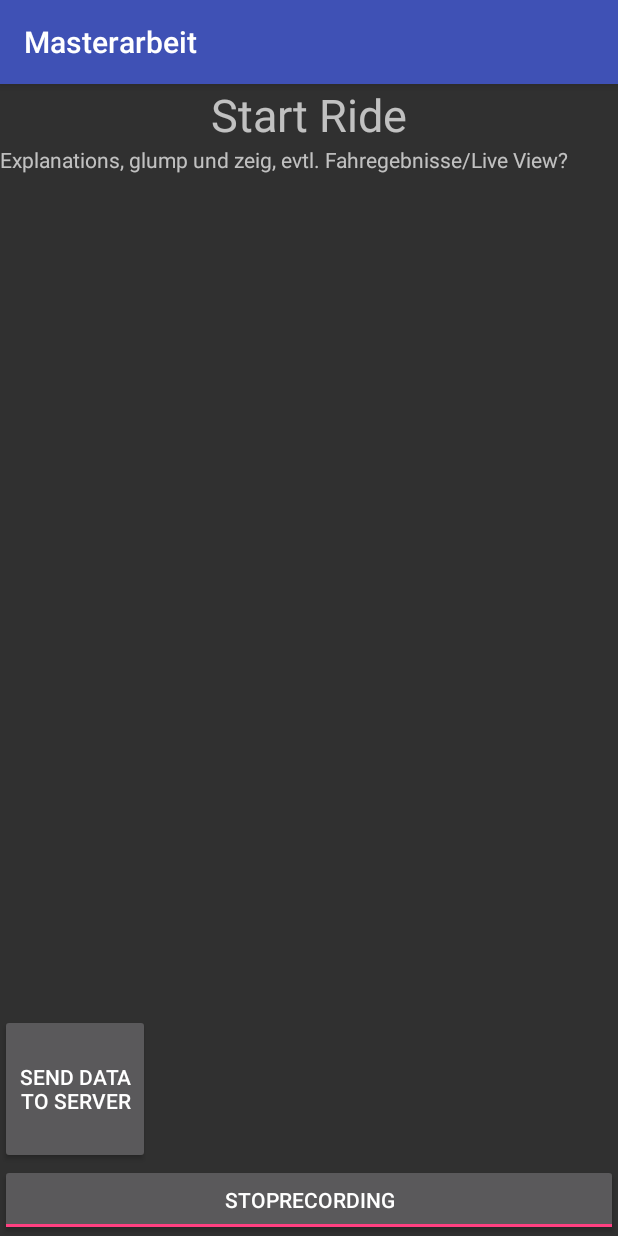
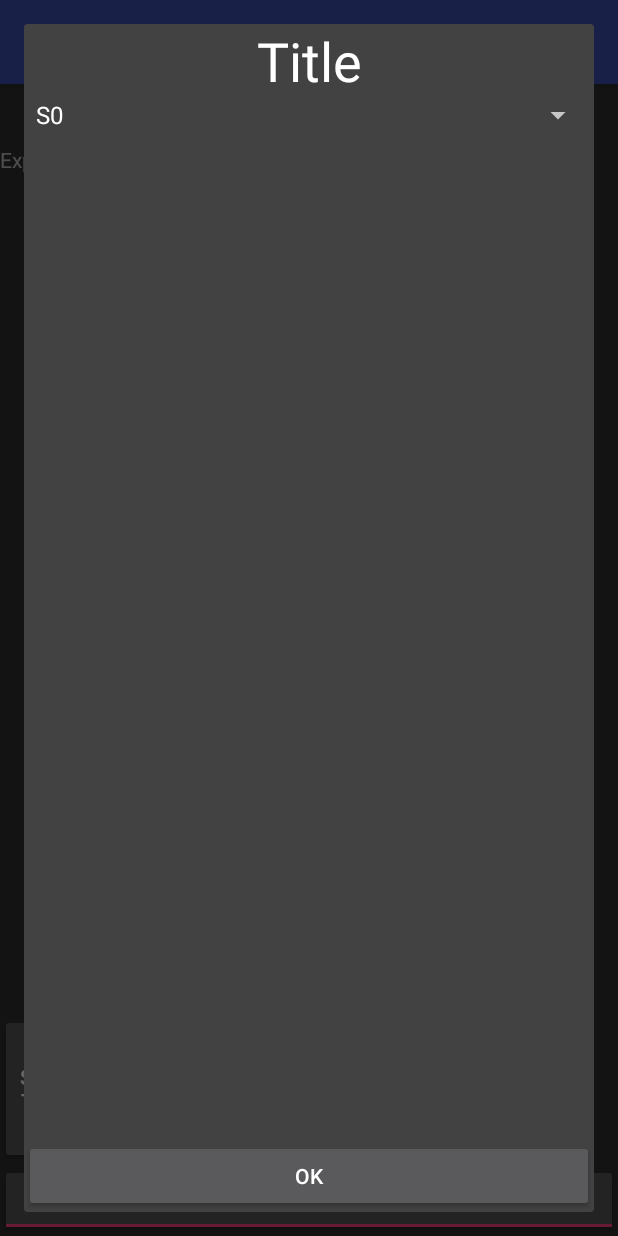
Before and after one commit to gitarreiro/Masterarbeit, an Android app: the StartRideActivity screen opened directly, with no data from a screen before it, after a tap on "START RECORDING", on a phone screen of 412 x 824 dp. Run offline under Robolectric (Android 15) with nearby library versions, the phone set to English and light mode, and no system bars; our stand-ins replace Shimmer; libraries missing offline, so code that uses them is left out: com.shimmerresearch.android; 1 statement that could not run was skipped.

Commit message:
Exception Handler, Dialog fast eingebaut

```diff
--- a/app/src/main/java/bayern/mimo/masterarbeit/SendToServerTask.java
+++ b/app/src/main/java/bayern/mimo/masterarbeit/SendToServerTask.java
@@ -35,10 +35,8 @@ import bayern.mimo.masterarbeit.listener.OnButtonSendDataToServerClickListener;
 
 public class SendToServerTask extends AsyncTask<String, Void, String> {
 
-    private OnButtonSendDataToServerClickListener caller;
+    public SendToServerTask(){
 
-    public SendToServerTask(OnButtonSendDataToServerClickListener caller){
-        this.caller = caller;
     }
 
     @Override
--- a/app/src/main/java/bayern/mimo/masterarbeit/activity/StartRideActivity.java
+++ b/app/src/main/java/bayern/mimo/masterarbeit/activity/StartRideActivity.java
@@ -6,6 +6,7 @@ import android.widget.Button;
 import android.widget.ToggleButton;
 
 import bayern.mimo.masterarbeit.R;
+import bayern.mimo.masterarbeit.exception.MAExceptionHandler;
 import bayern.mimo.masterarbeit.listener.OnButtonSendDataToServerClickListener;
 import bayern.mimo.masterarbeit.listener.OnButtonStartStopRecordingClickListener;
 
@@ -21,18 +22,28 @@ public class StartRideActivity extends AppCompatActivity {
         super.onCreate(savedInstanceState);
         setContentView(R.layout.activity_start_ride);
 
+        if(getIntent().hasExtra("stacktrace")){
+            String exception = getIntent().getStringExtra("stacktrace");
+            System.out.println("STACKTRACE : "+exception);
+        }
+
         init();
     }
 
     private void init() {
+
+        Thread.setDefaultUncaughtExceptionHandler(new MAExceptionHandler(this,
+                StartRideActivity.class));
+
+
         ToggleButton buttonStartRecording = (ToggleButton) findViewById(R.id.buttonStartRecording);
         buttonStartRecording.setOnClickListener(new OnButtonStartStopRecordingClickListener(this));
 
 
 
         //TODO replace (wandert in eigene Activity)
-        Button buttonSendDataToServer = (Button) findViewById(R.id.buttonSendDataToServer);
-        buttonSendDataToServer.setOnClickListener(new OnButtonSendDataToServerClickListener(this));
+        //Button buttonSendDataToServer = (Button) findViewById(R.id.buttonSendDataToServer);
+        //buttonSendDataToServer.setOnClickListener(new OnButtonSendDataToServerClickListener(this));
     }
 
 
--- a/app/src/main/java/bayern/mimo/masterarbeit/common/AppSensors.java
+++ b/app/src/main/java/bayern/mimo/masterarbeit/common/AppSensors.java
@@ -23,6 +23,8 @@ public class AppSensors {
     private static Map<Shimmer, ShimmerHandler> shimmerSensors;
     private static DataRecording record;
     private static Date startTime;
+    private static String info;
+    //TODO add category choice
 
     private AppSensors() {
     }
@@ -38,13 +40,19 @@ public class AppSensors {
         shimmerSensors.put(sensor, handler);
     }
 
+    public static boolean isReadyForRecording(){
+        return isInitialized;
+    }
+
     public static void removeSensor(Shimmer sensor) {
         //TODO check if this works
         shimmerSensors.remove(sensor);
     }
 
-    public static boolean startRecording() {
+    public static boolean startRecording(String info) {
         if (!isInitialized) return false; //TODO Fehlermeldung ausgeben
+
+        AppSensors.info = info;
         for (Shimmer shimmer : shimmerSensors.keySet()) {
             shimmer.startStreaming();
         }
@@ -63,11 +71,13 @@ public class AppSensors {
         Map<Shimmer, List<ShimmerValue>> records = new HashMap<>();
         for(Shimmer key : shimmerSensors.keySet())
             records.put(key, shimmerSensors.get(key).getValues());
-        record = new DataRecording(records, startTime, new Date());
+        record = new DataRecording(info, records, startTime, new Date());
 
         DataHelper.init();
         DataHelper.addRecord(record, true);
     }
+
+
 
     public static Map<Shimmer, ShimmerHandler> getShimmerValues() {
         return shimmerSensors;
--- a/app/src/main/java/bayern/mimo/masterarbeit/data/DataHelper.java
+++ b/app/src/main/java/bayern/mimo/masterarbeit/data/DataHelper.java
@@ -35,7 +35,7 @@ public class DataHelper {
     public static List<DataRecording> getDataRecordings() {
 
         if(DEBUG){
-            DataRecording record = new DataRecording(new HashMap<Shimmer, List<ShimmerValue>>(), new Date(), new Date());
+            DataRecording record = new DataRecording("Test", new HashMap<Shimmer, List<ShimmerValue>>(), new Date(), new Date());
             List<DataRecording> tmpRecords = new ArrayList<>();
             tmpRecords.add(record);
             return tmpRecords;
--- /dev/null
+++ b/app/src/main/java/bayern/mimo/masterarbeit/exception/MAExceptionHandler.java
@@ -0,0 +1,44 @@
+package bayern.mimo.masterarbeit.exception;
+
+import android.content.Context;
+import android.content.Intent;
+
+import android.os.Process;
+
+import java.io.PrintWriter;
+import java.io.StringWriter;
+
+
+/**
+ * Created by MiMo on 02.04.2017.
+ */
+
+public class MAExceptionHandler implements java.lang.Thread.UncaughtExceptionHandler {
+    private final Context context;
+    private final Class<?> activityClass;
+
+    public MAExceptionHandler(Context context, Class<?> c) {
+
+        this.context = context;
+        activityClass = c;
+    }
+
+    public void uncaughtException(Thread thread, Throwable exception) {
+
+
+        //TODO umbaun
+        StringWriter stackTrace = new StringWriter();
+        exception.printStackTrace(new PrintWriter(stackTrace));
+        System.err.println(stackTrace);// You can use LogCat too
+        Intent intent = new Intent(context, activityClass);
+        String s = stackTrace.toString();
+        //you can use this String to know what caused the exception and in which Activity
+        intent.putExtra("uncaughtException",
+                "Exception is: " + stackTrace.toString());
+        intent.putExtra("stacktrace", s);
+        context.startActivity(intent);
+        //for restarting the Activity
+        Process.killProcess(Process.myPid());
+        System.exit(0);
+    }
+}
--- a/app/src/main/java/bayern/mimo/masterarbeit/listener/OnButtonStartStopRecordingClickListener.java
+++ b/app/src/main/java/bayern/mimo/masterarbeit/listener/OnButtonStartStopRecordingClickListener.java
@@ -6,6 +6,7 @@ import android.widget.ToggleButton;
 import bayern.mimo.masterarbeit.R;
 import bayern.mimo.masterarbeit.activity.StartRideActivity;
 import bayern.mimo.masterarbeit.common.AppSensors;
+import bayern.mimo.masterarbeit.view.MADialog;
 
 /**
  * Created by MiMo
@@ -25,34 +26,39 @@ public class OnButtonStartStopRecordingClickListener implements View.OnClickList
             AppSensors.stopRecording();
             isRecording = false;
 
+        } else {
 
 
-
-
-
-
-
-
-
-            /*
-            List<List<ShimmerValue>> valuesList = AppSensors.getShimmerValues();
-            for(List<ShimmerValue> values : valuesList){
-                for(ShimmerValue value : values){
-                    System.out.println("realtime at time " + value.getTimestamp()+" is "+ value.getRealTimeClock());
-                }
-            }
-*/
-
-
-        } else {
-            if (!AppSensors.startRecording()) {
+            if (!AppSensors.isReadyForRecording()) {
                 ((ToggleButton) caller.findViewById(R.id.buttonStartRecording)).setChecked(false);
                 //TODO Meldung anzeigen
                 //
             } else {
-                isRecording = true;
+
+
+                View.OnClickListener positive = new View.OnClickListener() {
+                    @Override
+                    public void onClick(View v) {
+                        if(v == null){
+                            System.out.println("v is null");
+                            return;
+                        }
+
+                        //System.out.println("Tag: " + v.getTag());
+                        //startRecording(v.getTag().toString());
+                    }
+                };
+
+                new MADialog(caller, positive, null).show();
+
 
             }
         }
     }
+
+    private void startRecording(String info) {
+        AppSensors.startRecording(info);
+
+        isRecording = true;
+    }
 }
--- /dev/null
+++ b/app/src/main/java/bayern/mimo/masterarbeit/view/MADialog.java
@@ -0,0 +1,64 @@
+package bayern.mimo.masterarbeit.view;
+
+import android.app.Dialog;
+import android.content.Context;
+import android.view.View;
+import android.widget.AdapterView;
+import android.widget.ArrayAdapter;
+import android.widget.Button;
+import android.widget.Spinner;
+
+import java.util.ArrayList;
+import java.util.List;
+
+import bayern.mimo.masterarbeit.R;
+
+/**
+ * Created by MiMo on 02.04.2017.
+ */
+
+public class MADialog extends Dialog implements AdapterView.OnItemClickListener {
+
+
+    public MADialog(Context context, View.OnClickListener positive, View.OnClickListener negative) {
+        super(context);
+        setContentView(R.layout.dialog_ma);
+
+        Button buttonPositive = (Button) findViewById(R.id.dialogButtonOK);
+        Button buttonNegative = (Button) findViewById(R.id.dialogButtonCancel);
+
+        if (positive != null)
+            buttonPositive.setOnClickListener(positive);
+        else
+            buttonPositive.setVisibility(View.GONE);
+
+        buttonPositive.setTag("Test");
+
+        if(negative != null)
+            buttonNegative.setOnClickListener(negative);
+        else
+            buttonNegative.setVisibility(View.GONE);
+
+        List<String> categories = new ArrayList<String>();
+        categories.add("S0");
+        categories.add("S1");
+        categories.add("S2");
+        categories.add("S3");
+        categories.add("S4");
+        categories.add("S5");
+
+        ArrayAdapter<String> adapter = new ArrayAdapter<>(context, android.R.layout.simple_spinner_item, categories);
+        adapter.setDropDownViewResource(android.R.layout.simple_spinner_dropdown_item);
+
+        Spinner spinner = (Spinner) findViewById(R.id.dialogSpinner);
+        spinner.setOnItemClickListener(this);
+
+        spinner.setAdapter(adapter);
+    }
+
+
+    @Override
+    public void onItemClick(AdapterView<?> parent, View view, int position, long id) {
+
+    }
+}
--- /dev/null
+++ b/app/src/main/res/layout/dialog_ma.xml
@@ -0,0 +1,50 @@
+<?xml version="1.0" encoding="utf-8"?>
+<RelativeLayout xmlns:android="http://schemas.android.com/apk/res/android"
+    android:layout_width="fill_parent"
+    android:layout_height="fill_parent" >
+
+
+    <TextView
+        android:id="@+id/textViewTitle"
+        android:layout_width="fill_parent"
+        android:layout_height="wrap_content"
+        android:text="Title"
+        android:textColor="#FFF"
+        android:layout_alignParentTop="true"
+        android:layout_alignParentLeft="true"
+        android:layout_alignParentStart="true"
+        android:textSize="36sp"
+        android:gravity="center" />
+
+    <Spinner
+        android:layout_width="match_parent"
+        android:layout_height="wrap_content"
+        android:id="@+id/dialogSpinner"
+        android:layout_below="@+id/textViewTitle"
+        android:layout_alignParentLeft="true"
+        android:layout_alignParentStart="true" />
+
+    <LinearLayout
+        android:layout_width="match_parent"
+        android:layout_height="wrap_content"
+        android:layout_alignParentBottom="true"
+        android:layout_alignParentLeft="true"
+        android:layout_alignParentStart="true">
+
+        <Button
+            android:id="@+id/dialogButtonOK"
+            android:layout_width="0dp"
+            android:layout_height="wrap_content"
+            android:layout_weight="1"
+            android:text="OK" />
+
+        <Button
+            android:id="@+id/dialogButtonCancel"
+            android:layout_width="0dp"
+            android:layout_height="wrap_content"
+            android:layout_weight="1"
+            android:text="Cancel" />
+    </LinearLayout>
+
+
+</RelativeLayout>
```
Also changed, not shown: app/src/main/java/bayern/mimo/masterarbeit/activity/ShowAndUploadDataActivity.java (+54 -1 lines), app/src/main/java/bayern/mimo/masterarbeit/adapter/RecordingAdapter.java (+2 -16 lines), app/src/main/java/bayern/mimo/masterarbeit/data/DataRecording.java (+6 -1 lines), app/src/main/java/bayern/mimo/masterarbeit/listener/OnButtonSendDataToServerClickListener.java (+0 -29 lines).
